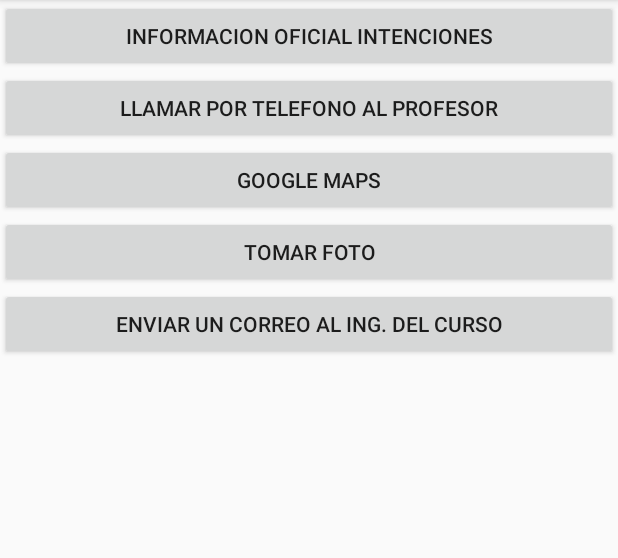
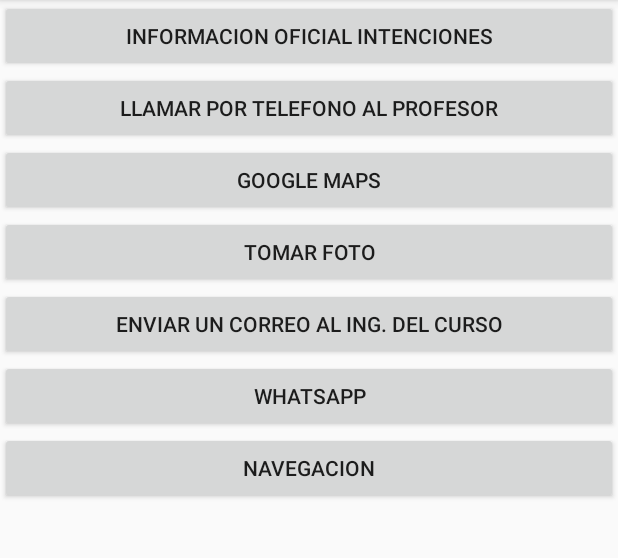
Before and after one commit to WCNosliwsys/Parte2Online, an Android app: the Intenciones screen opened directly, with no data from a screen before it, on a phone screen of 412 x 824 dp, the part 84-642 px from its top. Run offline under Robolectric (Android 15) with nearby library versions, the phone set to English and light mode, and no system bars.

Commit message:
Añadiendo intenciones para aplicaciones especificas a whatsapp, y navegacion

```diff
--- a/app/src/main/res/layout/activity_intenciones.xml
+++ b/app/src/main/res/layout/activity_intenciones.xml
@@ -31,4 +31,14 @@
         android:layout_height="wrap_content"
         android:onClick="email"
         android:text="Enviar un correo al Ing. del curso" />
+    <Button
+        android:layout_width="match_parent"
+        android:layout_height="wrap_content"
+        android:onClick="whatsapp"
+        android:text="Whatsapp" />
+    <Button
+        android:layout_width="match_parent"
+        android:layout_height="wrap_content"
+        android:onClick="navegacion"
+        android:text="Navegacion" />
 </LinearLayout>
```
Also changed, not shown: app/src/main/java/com/ingwilson/parte2/Intenciones.java (+68 -0 lines).
